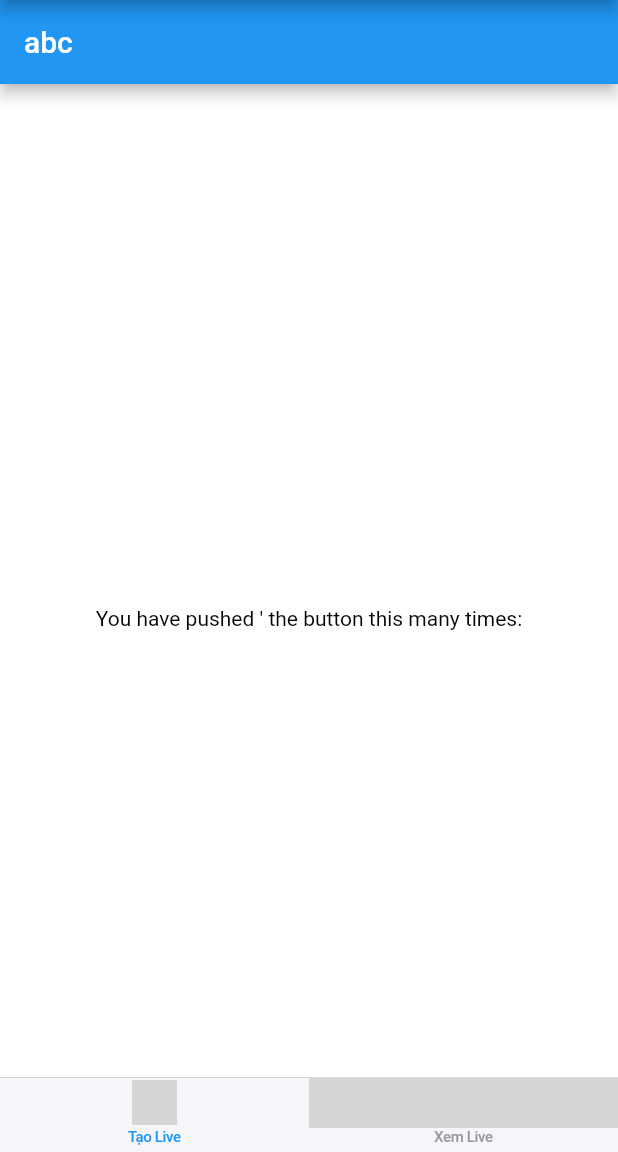
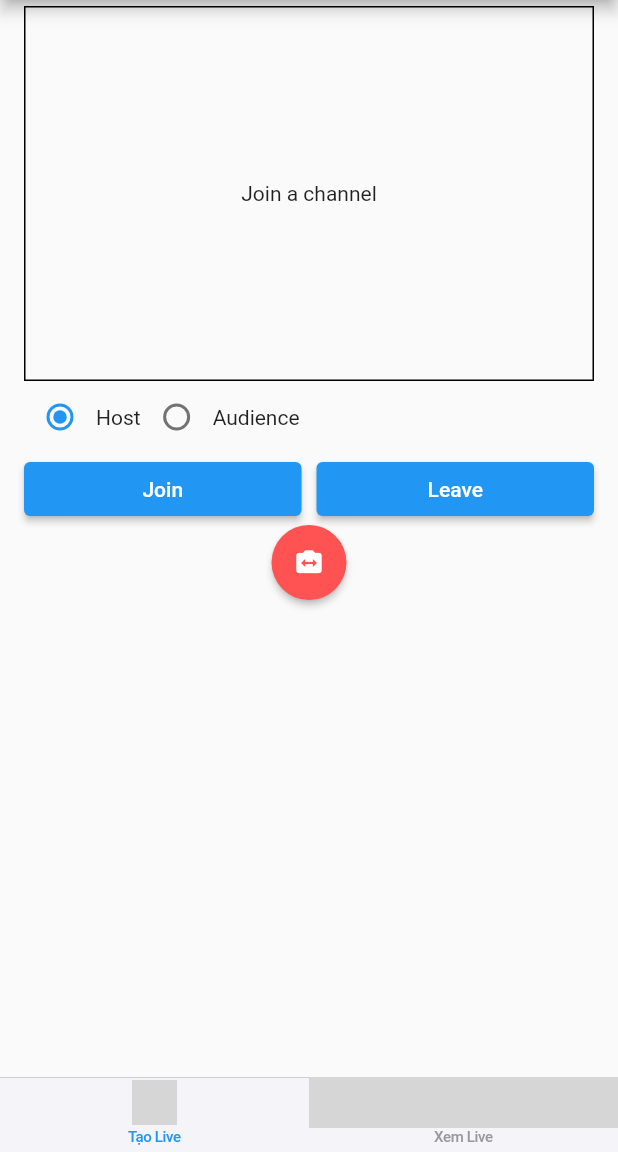
Before and after one commit to maudoan/v_done, a Flutter app: the screen it shows after launch, on a phone screen of 412 x 824 dp, the part 84-1236 px from its top. Run offline on Flutter 3.47's test engine with Material 2 defaults, Android fonts, the phone set to English and light mode, and no system bars; our stand-ins replace another_flushbar, auto_size_text, bloc, diacritic, dio, dotted_border and 19 more; missing offline and left inert: agora_rtc_engine, animated_size_and_fade, auto_size_text_field, linked_scroll_controller; generated files the repository leaves out were written again; Roboto replaces fonts that are missing (NunitoSans); grey boxes are pictures that could not be loaded.

Commit message:
VDONE-8: Tích hợp agorea , demo start live trên module VLive

```diff
--- /dev/null
+++ b/v_live/lib/src/data/appId.dart
@@ -0,0 +1,3 @@
+const appId = 'ef1d23da076141088c35b5467ee61753';
+const token = '007eJxTYJi37rHD0g+byq4/19uqJ3+BsU78SuJ76fbDIVendTPyzPZQYEhNM0wxMk5JNDA3MzQxNLCwSDY2TTI1MTNPTTUzNDc1Nt35ObkhkJHBqfczCyMDBIL47Aw5mWWphkbGDAwA9/Ygsw==';
+const channelName = 'live123';
--- a/v_live/lib/src/shared/v_live_route.dart
+++ b/v_live/lib/src/shared/v_live_route.dart
@@ -1,7 +1,7 @@
 import 'package:flutter/material.dart';
 import 'package:get/get.dart';
-import 'package:v_live1/src/ui/CreateLive/create_live.dart';
-import 'package:v_live1/src/ui/WatchLive/watch_live.dart';
+import 'package:v_live1/src/ui/createLive/create_live.dart';
+import 'package:v_live1/src/ui/watchLive/watch_live.dart';
 
 enum VLiveRoute { CREATELIVE_SCREEN, WATCHLIVE_SCREEN }
 
--- a/v_live/lib/src/ui/CreateLive/create_live.dart
+++ b/v_live/lib/src/ui/CreateLive/create_live.dart
@@ -1,4 +1,7 @@
+import 'package:agora_rtc_engine/agora_rtc_engine.dart';
 import 'package:flutter/material.dart';
+import 'package:permission_handler/permission_handler.dart';
+import 'package:v_live1/src/data/appId.dart';
 
 class CreateLiveScreen extends StatefulWidget {
   const CreateLiveScreen({Key? key}) : super(key: key);
@@ -8,27 +11,215 @@ class CreateLiveScreen extends StatefulWidget {
 }
 
 class _CreateLiveScreenState extends State<CreateLiveScreen> {
+  int uid = 0; // uid of the local user
+
+  int? _remoteUid; // uid of the remote user
+  bool _isJoined = false; // Indicates if the local user has joined the channel
+  bool _isHost = true; // Indicates whether the user has joined as a host or audienc
+  late RtcEngine agoraEngine; //
+
+  final GlobalKey<ScaffoldMessengerState> scaffoldMessengerKey = GlobalKey<ScaffoldMessengerState>(); // Global key to access the scaffold
+
+  showMessage(String message) {
+    scaffoldMessengerKey.currentState?.showSnackBar(SnackBar(
+      content: Text(message),
+    ));
+  }
+
   @override
   void initState() {
     super.initState();
+    setupVideoSDKEngine();
+  }
+
+  Future<void> setupVideoSDKEngine() async {
+    // retrieve or request camera and microphone permissions
+    await [Permission.microphone, Permission.camera].request();
+
+    //create an instance of the Agora engine
+    agoraEngine = createAgoraRtcEngine();
+    await agoraEngine.initialize(const RtcEngineContext(appId: appId));
+
+    await agoraEngine.enableVideo();
+
+    // Register the event handler
+    agoraEngine.registerEventHandler(
+      RtcEngineEventHandler(
+        onJoinChannelSuccess: (RtcConnection connection, int elapsed) {
+          print("Local user uid:${connection.localUid} joined the channel");
+          setState(() {
+            _isJoined = true;
+          });
+        },
+        onUserJoined: (RtcConnection connection, int remoteUid, int elapsed) {
+          print("Remote user uid:$remoteUid joined the channel");
+          setState(() {
+            _remoteUid = remoteUid;
+          });
+        },
+        onUserOffline: (RtcConnection connection, int remoteUid, UserOfflineReasonType reason) {
+          print("Remote user uid:$remoteUid left the channel");
+          setState(() {
+            _remoteUid = null;
+          });
+        },
+      ),
+    );
+  }
+
+  void join() async {
+    // Set channel options
+    ChannelMediaOptions options;
+
+    // Set channel profile and client role
+    if (_isHost) {
+      options = const ChannelMediaOptions(
+        clientRoleType: ClientRoleType.clientRoleBroadcaster,
+        channelProfile: ChannelProfileType.channelProfileLiveBroadcasting,
+      );
+      await agoraEngine.startPreview();
+    } else {
+      options = const ChannelMediaOptions(
+        clientRoleType: ClientRoleType.clientRoleAudience,
+        channelProfile: ChannelProfileType.channelProfileLiveBroadcasting,
+      );
+    }
+
+    await agoraEngine.joinChannel(
+      token: token,
+      channelId: channelName,
+      options: options,
+      uid: uid,
+    );
+  }
+
+  void leave() {
+    setState(() {
+      _isJoined = false;
+      _remoteUid = null;
+    });
+    agoraEngine.leaveChannel();
+  }
+
+// Release the resources when you leave
+  @override
+  void dispose() async {
+    await agoraEngine.leaveChannel();
+    agoraEngine.release();
+    super.dispose();
   }
 
   @override
   Widget build(BuildContext context) {
-    return Scaffold(
-      appBar: AppBar(
-        title: const Text('abc'),
-      ),
-      body: Center(
-        child: Column(
-          mainAxisAlignment: MainAxisAlignment.center,
-          children: const <Widget>[
-            Text(
-              "You have pushed ' the button this many times:",
+    return MaterialApp(
+      scaffoldMessengerKey: scaffoldMessengerKey,
+      home: Scaffold(
+          body: ListView(
+        padding: const EdgeInsets.symmetric(horizontal: 16, vertical: 4),
+        children: [
+          // Container for the local video
+          Container(
+            height: 250,
+            decoration: BoxDecoration(border: Border.all()),
+            child: Center(child: _videoPanel()),
+          ),
+          // Radio Buttons
+          Row(children: <Widget>[
+            Radio<bool>(
+              value: true,
+              groupValue: _isHost,
+              onChanged: (value) => _handleRadioValueChange(value),
             ),
-          ],
-        ),
-      ),
+            const Text('Host'),
+            Radio<bool>(
+              value: false,
+              groupValue: _isHost,
+              onChanged: (value) => _handleRadioValueChange(value),
+            ),
+            const Text('Audience'),
+          ]),
+
+          Row(
+            children: <Widget>[
+              Expanded(
+                child: ElevatedButton(
+                  child: const Text("Join"),
+                  onPressed: () => {join()},
+                ),
+              ),
+              const SizedBox(width: 10),
+              Expanded(
+                child: ElevatedButton(
+                  child: const Text("Leave"),
+                  onPressed: () => {leave()},
+                ),
+              ),
+            ],
+          ),
+          // Button Row
+          if (_isHost)
+            Row(
+              children: <Widget>[
+                Expanded(
+                  child: RawMaterialButton(
+                    onPressed: () => {agoraEngine.switchCamera()},
+                    shape: const CircleBorder(),
+                    elevation: 2.0,
+                    fillColor: Colors.redAccent,
+                    padding: const EdgeInsets.all(15.0),
+                    child: const Icon(
+                      Icons.switch_camera,
+                      color: Colors.white,
+                      size: 20.0,
+                    ),
+                  ),
+                ),
+              ],
+            ),
+          // Button Row ends
+        ],
+      )),
     );
   }
+
+  Widget _videoPanel() {
+    if (!_isJoined) {
+      return const Text(
+        'Join a channel',
+        textAlign: TextAlign.center,
+      );
+    } else if (_isHost) {
+      // Show local video preview
+      return AgoraVideoView(
+        controller: VideoViewController(
+          rtcEngine: agoraEngine,
+          canvas: VideoCanvas(uid: 0),
+        ),
+      );
+    } else {
+      // Show remote video
+      if (_remoteUid != null) {
+        return AgoraVideoView(
+          controller: VideoViewController.remote(
+            rtcEngine: agoraEngine,
+            canvas: VideoCanvas(uid: _remoteUid),
+            connection: RtcConnection(channelId: channelName),
+          ),
+        );
+      } else {
+        return const Text(
+          'Waiting for a host to join',
+          textAlign: TextAlign.center,
+        );
+      }
+    }
+  }
+
+// Set the client role when a radio button is selected
+  void _handleRadioValueChange(bool? value) async {
+    setState(() {
+      _isHost = (value == true);
+    });
+    if (_isJoined) leave();
+  }
 }
--- a/v_live/lib/v_live.dart
+++ b/v_live/lib/v_live.dart
@@ -1,5 +1,5 @@
 library v_live1;
 
 export 'src/shared/v_live_route.dart';
-export 'src/ui/CreateLive/create_live.dart';
-export 'src/ui/WatchLive/watch_live.dart';
+export 'src/ui/createLive/create_live.dart';
+export 'src/ui/watchLive/watch_live.dart';
--- a/v_live/pubspec.yaml
+++ b/v_live/pubspec.yaml
@@ -4,7 +4,7 @@ version: 0.0.1
 homepage:
 
 environment:
-  sdk: ">=2.19.1 <3.0.0"
+  sdk: ">=2.19.0 <3.0.0"
   flutter: ">=1.17.0"
 
 dependencies:
@@ -16,6 +16,8 @@ dependencies:
   dio: ^4.0.6
   bloc: ^8.1.0
   retrofit: ^3.3.1
+  agora_rtc_engine: ^6.1.0
+  permission_handler: ^10.2.0
 
 dev_dependencies:
   flutter_test:
```
Also changed, not shown: 1 other file.
